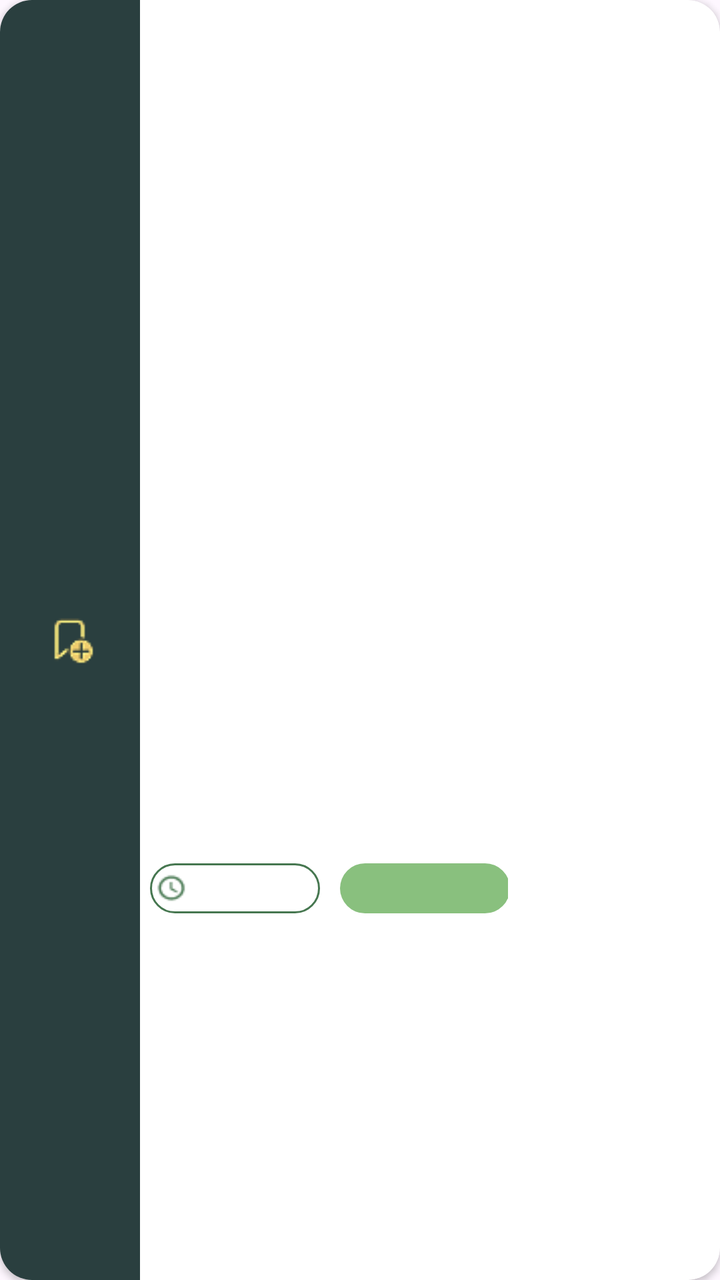
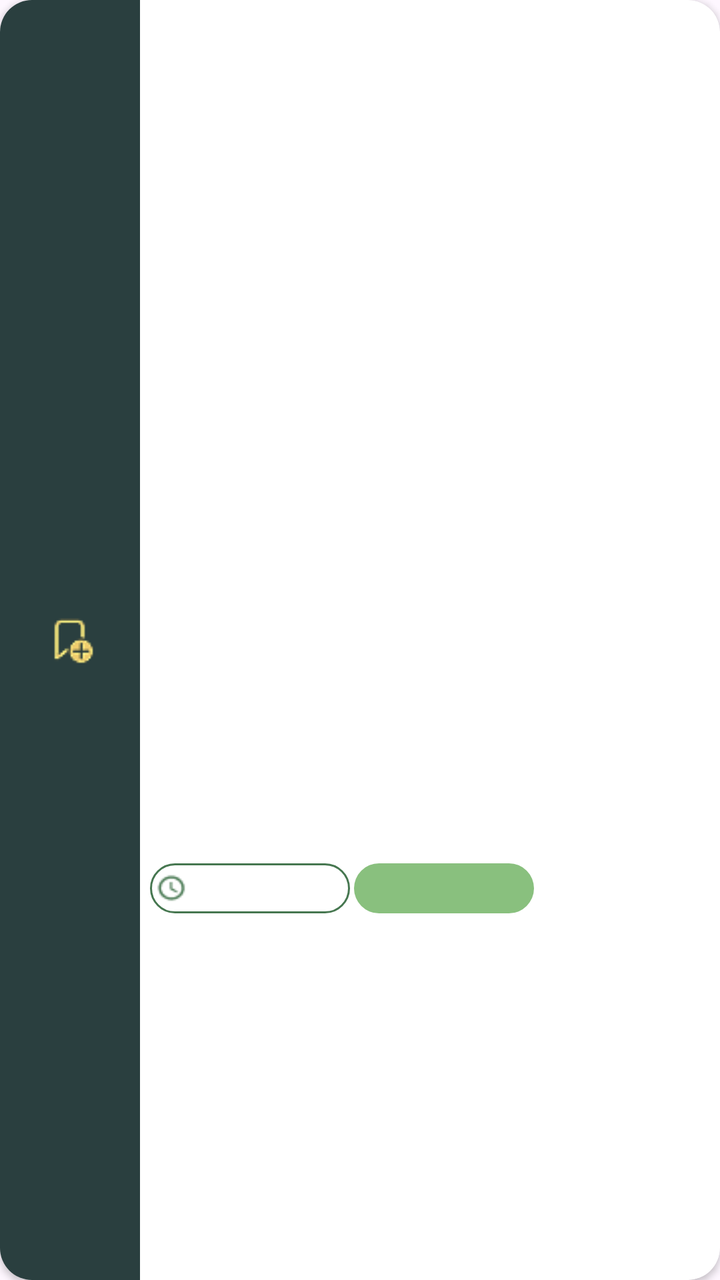

The first picture is an Android layout as it rendered before a commit; the second is the same layout after the commit. The layout source and the unified diff follow.
<!-- AndroidManifest.xml: application theme Theme.SortItJSON -->
<!-- res/layout/item_choicedesign.xml -->
<com.google.android.material.card.MaterialCardView
    xmlns:android="http://schemas.android.com/apk/res/android"
    xmlns:app="http://schemas.android.com/apk/res-auto"
    android:layout_width="match_parent"
    android:layout_height="120dp"
    android:layout_margin="5dp"
    app:cardCornerRadius="16dp"
    app:cardElevation="2dp"
    app:strokeWidth="0dp"
    android:backgroundTint="@android:color/white">

    <LinearLayout
        android:layout_width="match_parent"
        android:layout_height="match_parent"
        android:orientation="horizontal">

        
        <LinearLayout
            android:layout_width="70dp"
            android:layout_height="match_parent"
            android:background="#2A3F3F"
            android:gravity="center">

            <ImageButton
                android:id="@+id/bookmark"
                android:layout_width="wrap_content"
                android:layout_height="wrap_content"
                android:src="@drawable/notbookmark"
                android:background="@android:color/transparent"
                android:contentDescription="Bookmark" />

        </LinearLayout>

        
        <LinearLayout
            android:layout_width="0dp"
            android:layout_height="match_parent"
            android:layout_weight="2.5"
            android:orientation="vertical">

            <TextView
                android:id="@+id/title"
                android:layout_width="match_parent"
                android:layout_height="0dp"
                android:layout_weight="2"
                android:fontFamily="@font/montserrat_bold"
                android:gravity="center_vertical"
                android:padding="12dp"
                android:textColor="#467750"
                android:textSize="15sp" />

            <LinearLayout
                android:layout_width="match_parent"
                android:layout_height="0dp"
                android:layout_weight="1"
                android:orientation="horizontal">

                <LinearLayout
                    android:layout_width="85dp"
                    android:layout_height="wrap_content"
                    android:orientation="horizontal"
                    android:gravity="center_vertical"
                    android:background="@drawable/time_bg"
                    android:layout_margin="5dp"
                    android:padding="3dp">

                    <ImageView
                        android:layout_width="16dp"
                        android:layout_height="16dp"
                        android:src="@drawable/clock"
                        android:contentDescription="Clock Icon"
                        android:layout_marginEnd="4dp" />

                    <TextView
                        android:id="@+id/time"
                        android:layout_width="wrap_content"
                        android:layout_height="wrap_content"
                        android:textColor="#000000"
                        android:textSize="14sp"
                        android:fontFamily="@font/montserrat_semibold" />

                </LinearLayout>

                <LinearLayout
                    android:layout_width="85dp"
                    android:layout_height="wrap_content"
                    android:background="@drawable/difficulty_easy_bg"
                    android:layout_margin="5dp">

                    <TextView
                        android:id="@+id/difficulty"
                        android:layout_width="0dp"
                        android:layout_height="match_parent"
                        android:layout_weight="1"
                        android:padding="3dp"
                        android:gravity="center_horizontal"
                        android:textColor="#000000"
                        android:textSize="14sp"
                        android:fontFamily="@font/montserrat_semibold" />
                </LinearLayout>

            </LinearLayout>

        </LinearLayout>

        
        <ImageView
            android:id="@+id/image"
            android:layout_width="69dp"
            android:layout_height="match_parent"
            android:layout_weight="0.5"
            android:scaleType="centerCrop" />

    </LinearLayout>

</com.google.android.material.card.MaterialCardView>
<!-- resources referenced by this layout -->
<resources>
  <!-- drawable clock: png bitmap (drawable, 581 bytes) -->
  <!-- drawable difficulty_easy_bg (drawable) -->
  <?xml version="1.0" encoding="utf-8"?>
  <layer-list xmlns:android="http://schemas.android.com/apk/res/android">
  
      
      <item>
          <shape android:shape="rectangle">
  
              <solid android:color="#89C07E"/>
  
              
              <size android:height="25dp"/>
              <size android:width="74dp"/>
  
              <corners
                  android:topLeftRadius="50dp"
                  android:topRightRadius="50dp"
                  android:bottomLeftRadius="50dp"
                  android:bottomRightRadius="50dp"/>
  
          </shape>
      </item>
  
  </layer-list>
  <!-- drawable notbookmark: png bitmap (drawable, 1077 bytes) -->
  <!-- drawable time_bg (drawable) -->
  <?xml version="1.0" encoding="utf-8"?>
  <layer-list xmlns:android="http://schemas.android.com/apk/res/android">
  
      
      <item>
          <shape android:shape="rectangle">
  
              <solid android:color="#FFFFFF"/>
  
              
              <stroke
                  android:width="1dp"
                  android:color="#467750"/>
  
              
              <size android:height="25dp"/>
              <size android:width="74dp"/>
  
              <corners
                  android:topLeftRadius="50dp"
                  android:topRightRadius="50dp"
                  android:bottomLeftRadius="50dp"
                  android:bottomRightRadius="50dp"/>
  
          </shape>
      </item>
  
  </layer-list>
  <style name="Theme.SortItJSON" parent="Base.Theme.SortItJSON" />
  <style name="Base.Theme.SortItJSON" parent="Theme.Material3.DayNight.NoActionBar">
          
          <item name="colorPrimary">@color/darkgreen</item>
      </style>
  <color name="darkgreen">#467750</color>
</resources>

<!-- the commit's change to res/layout/item_choicedesign.xml (unified diff, before → after) -->
@@ -47,7 +47,7 @@
                 android:gravity="center_vertical"
                 android:padding="12dp"
                 android:textColor="#467750"
-                android:textSize="15sp" />
+                android:textSize="16sp" />
 
             <LinearLayout
                 android:layout_width="match_parent"
@@ -56,12 +56,14 @@
                 android:orientation="horizontal">
 
                 <LinearLayout
-                    android:layout_width="85dp"
+                    android:layout_width="100dp"
                     android:layout_height="wrap_content"
                     android:orientation="horizontal"
                     android:gravity="center_vertical"
                     android:background="@drawable/time_bg"
-                    android:layout_margin="5dp"
+                    android:layout_marginLeft="5dp"
+                    android:layout_marginBottom="5dp"
+                    android:layout_marginTop="5dp"
                     android:padding="3dp">
 
                     <ImageView
@@ -76,16 +78,18 @@
                         android:layout_width="wrap_content"
                         android:layout_height="wrap_content"
                         android:textColor="#000000"
-                        android:textSize="14sp"
+                        android:textSize="13sp"
                         android:fontFamily="@font/montserrat_semibold" />
 
                 </LinearLayout>
 
                 <LinearLayout
-                    android:layout_width="85dp"
+                    android:layout_width="90dp"
                     android:layout_height="wrap_content"
                     android:background="@drawable/difficulty_easy_bg"
-                    android:layout_margin="5dp">
+                    android:layout_marginLeft="2dp"
+                    android:layout_marginBottom="5dp"
+                    android:layout_marginTop="5dp">
 
                     <TextView
                         android:id="@+id/difficulty"
@@ -94,8 +98,8 @@
                         android:layout_weight="1"
                         android:padding="3dp"
                         android:gravity="center_horizontal"
-                        android:textColor="#000000"
-                        android:textSize="14sp"
+                        android:textColor="#FFFFFF"
+                        android:textSize="13sp"
                         android:fontFamily="@font/montserrat_semibold" />
                 </LinearLayout>
 
@@ -108,7 +112,7 @@
             android:id="@+id/image"
             android:layout_width="69dp"
             android:layout_height="match_parent"
-            android:layout_weight="0.5"
+            android:layout_weight="0.2"
             android:scaleType="centerCrop" />
 
     </LinearLayout>
